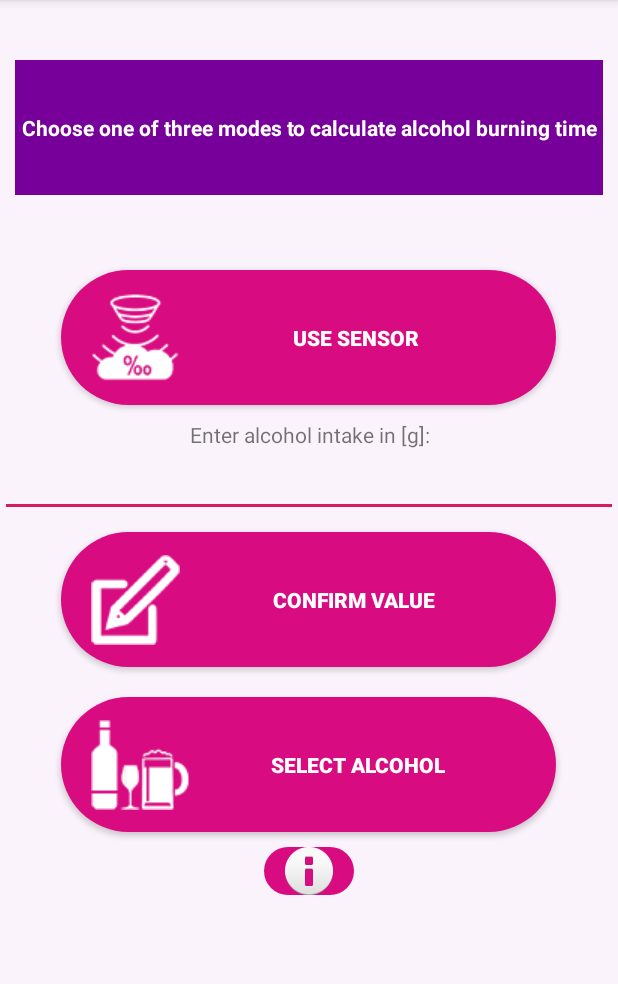
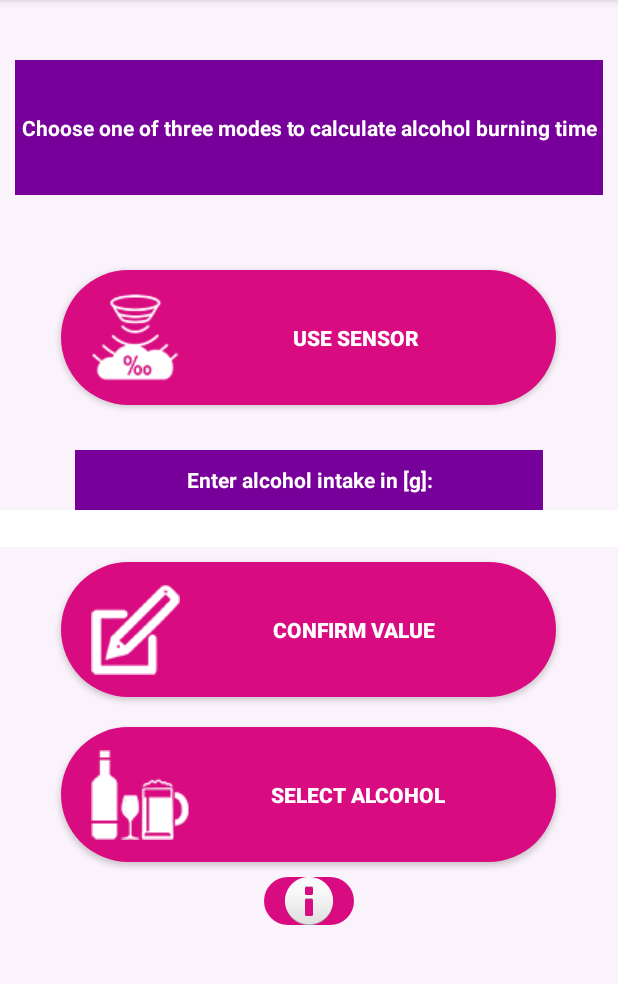
Before and after one commit to DrunkOrNot/DrunkOrNot, an Android app: the screen it shows after launch (MainActivity), on a phone screen of 412 x 824 dp, the part 84-1068 px from its top. Run offline under Robolectric (Android 15) with nearby library versions, the phone set to English and light mode, and no system bars.

Commit message:
Layout
Backgrouds color modifications

```diff
--- a/app/src/main/res/layout/activity_main.xml
+++ b/app/src/main/res/layout/activity_main.xml
@@ -54,7 +54,14 @@
                 <TextView
                     android:id="@+id/textAlcoholDescription"
                     android:layout_width="match_parent"
-                    android:layout_height="wrap_content"
+                    android:layout_height="40dp"
+                    android:layout_marginTop="20dp"
+                    android:layout_marginRight="50dp"
+                    android:layout_marginLeft="50dp"
+                    android:background="#760099"
+                    android:gravity="center"
+                    android:textColor="#FFFFFF"
+                    android:textStyle="bold"
                     android:layout_gravity="center_horizontal"
                     android:text="@string/str_enterAlcoholIntake"
                     android:textAlignment="center"
@@ -65,6 +72,9 @@
                     android:layout_width="match_parent"
                     android:layout_height="wrap_content"
                     android:layout_gravity="center_horizontal"
+                    android:background="#FFFFFF"
+                    android:textColor="#760099"
+                    android:textStyle="bold"
                     android:ems="10"
                     android:inputType="number"
                     android:textAlignment="center" />
```
